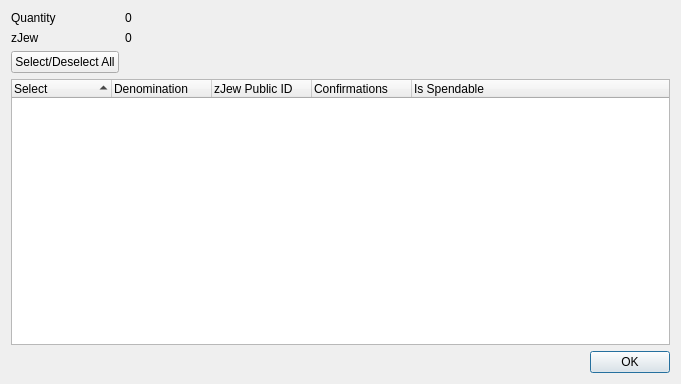
First picture: the form in src/qt/forms/zbrkcontroldialog.ui, repository poseidondev/posq, before the edit.
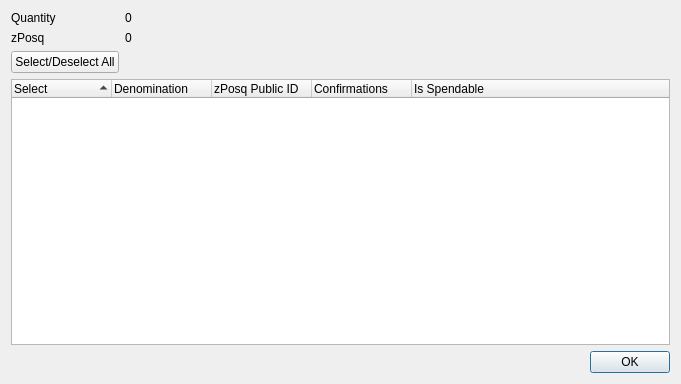
Second picture: the form after the edit.

Patch:
```diff
--- a/src/qt/forms/zbrkcontroldialog.ui
+++ b/src/qt/forms/zbrkcontroldialog.ui
@@ -42,7 +42,7 @@
      <item row="1" column="0">
       <widget class="QLabel" name="labelZJew">
        <property name="text">
-        <string>zJew</string>
+        <string>zPosq</string>
        </property>
       </widget>
      </item>
@@ -96,7 +96,7 @@
        </column>
        <column>
         <property name="text">
-         <string notr="true">zJew Public ID</string>
+         <string notr="true">zPosq Public ID</string>
         </property>
        </column>
        <column>
```
Left out of the diff: 14 changed lines with no effect on the pictures.
